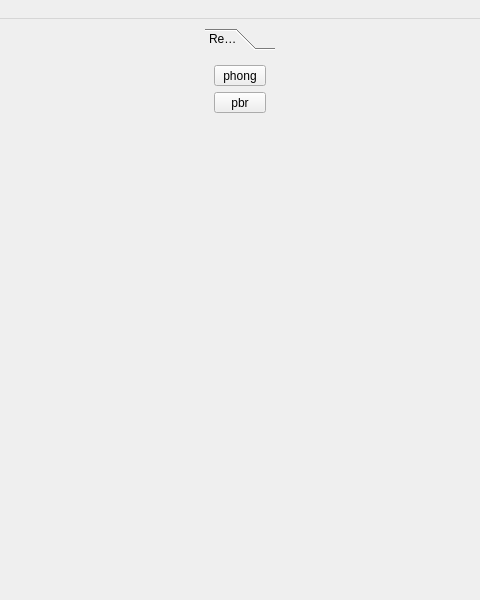
Old version of the form gui/ui/MainWindow.ui in the repository AbdelrhmanIbrahim/rendering; both pictures show x 160 to 640 and y 0 to 600 of the 800 by 600 pixel window.
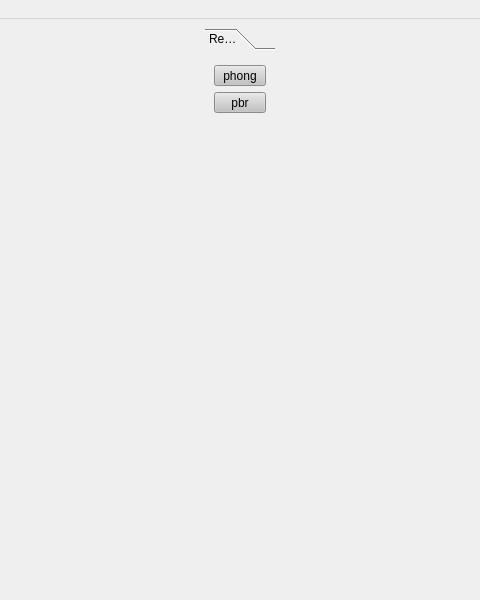
New version of the form. Icons and pictures are not drawn.

Commit message: load icons from qrc

Diff of the .ui file:
```diff
--- a/gui/ui/MainWindow.ui
+++ b/gui/ui/MainWindow.ui
@@ -31,8 +31,8 @@
         <rect>
          <x>0</x>
          <y>0</y>
-         <width>70</width>
-         <height>534</height>
+         <width>78</width>
+         <height>517</height>
         </rect>
        </property>
        <attribute name="label">
@@ -53,9 +53,22 @@
             <height>16777215</height>
            </size>
           </property>
+          <property name="styleSheet">
+           <string notr="true">background-color: rgba(195, 195, 195, 255);</string>
+          </property>
           <property name="text">
            <string>phong</string>
           </property>
+          <property name="icon">
+           <iconset resource="ui.qrc">
+            <normaloff>:/icons/phong.png</normaloff>:/icons/phong.png</iconset>
+          </property>
+          <property name="iconSize">
+           <size>
+            <width>50</width>
+            <height>50</height>
+           </size>
+          </property>
          </widget>
         </item>
         <item>
@@ -72,9 +85,22 @@
             <height>16777215</height>
            </size>
           </property>
+          <property name="styleSheet">
+           <string notr="true">background-color: rgba(195, 195, 195, 255);</string>
+          </property>
           <property name="text">
            <string>pbr</string>
           </property>
+          <property name="icon">
+           <iconset resource="ui.qrc">
+            <normaloff>:/icons/pbr.png</normaloff>:/icons/pbr.png</iconset>
+          </property>
+          <property name="iconSize">
+           <size>
+            <width>50</width>
+            <height>50</height>
+           </size>
+          </property>
          </widget>
         </item>
         <item>
```
Left out of the diff: 4 changed lines with no effect on the pictures. The commit also changes 2 other files.
